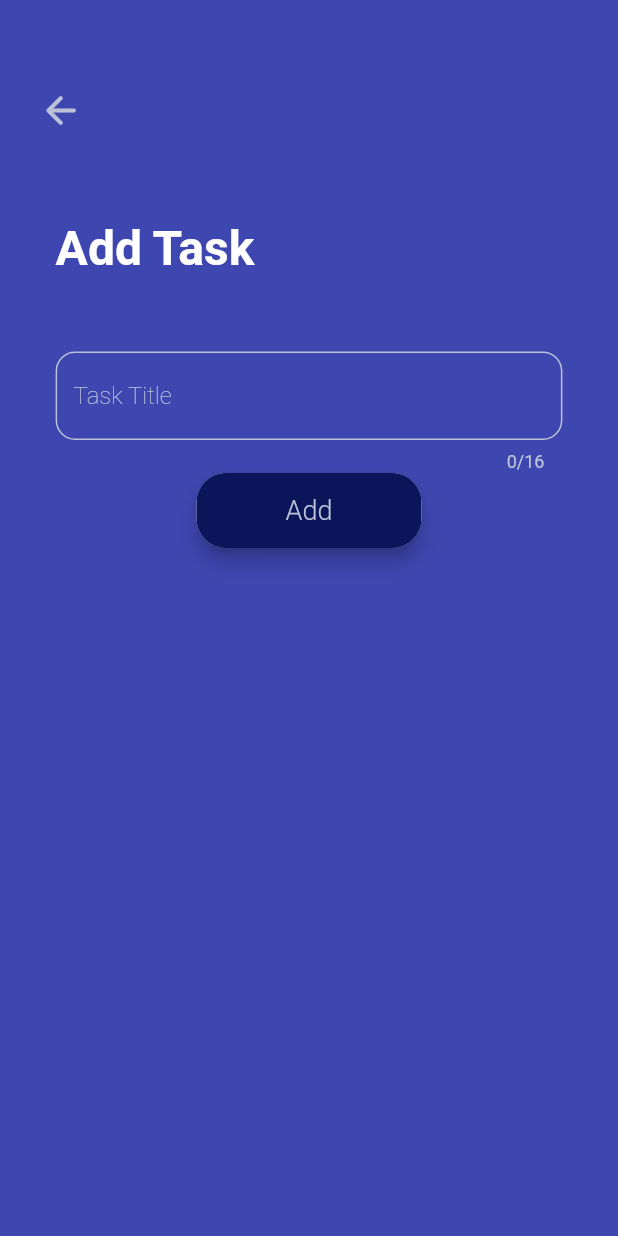
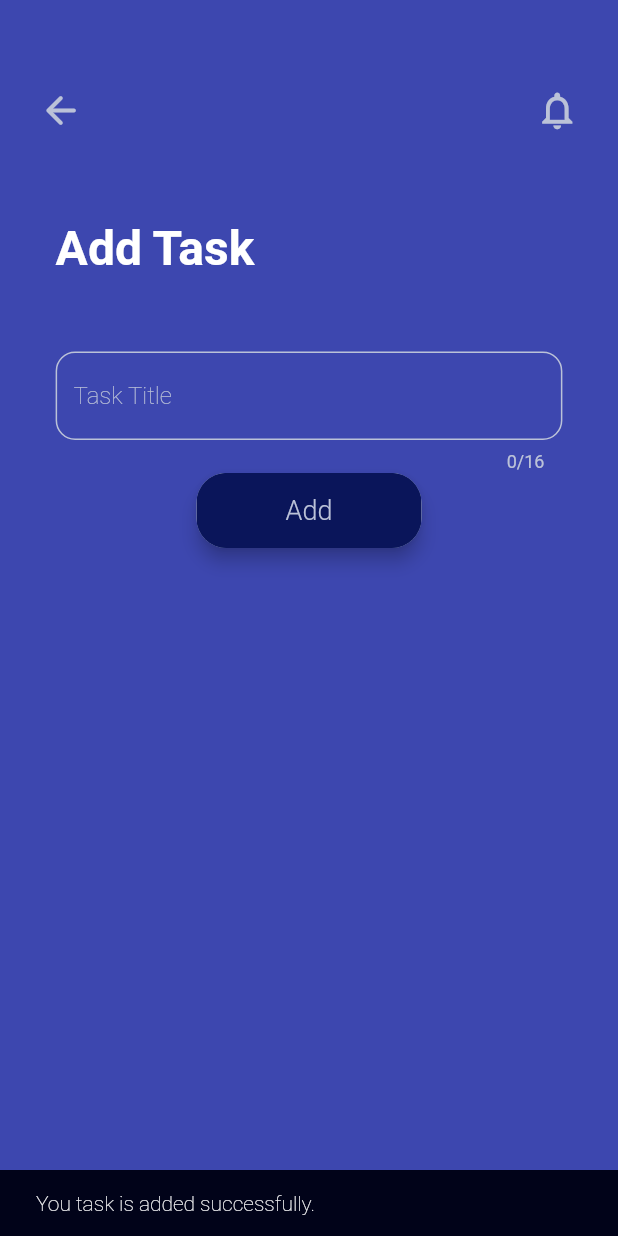
Before and after one commit to I-Scream-4-Icecream/todo_list, a Flutter app: the AddTodo screen opened by its route, after a tap on "Add", on a phone screen of 412 x 824 dp. Run offline on Flutter 3.47's test engine with Material 2 defaults, Android fonts, the phone set to English and light mode, and no system bars; our stand-ins replace flutter_riverpod.

Commit message:
added snackbar and menu button to add.dart

```diff
--- a/lib/pages/add.dart
+++ b/lib/pages/add.dart
@@ -21,13 +21,15 @@ class AddTodo extends StatelessWidget {
             Padding(
               padding: EdgeInsets.only(left: screenWidth*0.04, right: screenWidth*0.04, top: screenHeight*0.06),
               child: Row(
+                mainAxisAlignment: MainAxisAlignment.spaceBetween,
                 children: [
                   IconButton(
                     icon: Icon(Icons.arrow_back_rounded, color: Color(0xFFBBC2D8), size: 30.0),
                     onPressed: () {
                       Navigator.pushReplacementNamed(context, '/');
                     },
-                  )
+                  ),
+                  menuButton()
                 ],
               )
             ),
@@ -76,6 +78,18 @@ class AddTodo extends StatelessWidget {
                       borderRadius: BorderRadius.all(Radius.circular(20.0)),
                       onTap: () {
                         ref.read(todosProvider.notifier).add(textController.text);
+                        textController.clear();
+                        ScaffoldMessenger.of(context).showSnackBar(
+                          SnackBar(
+                            content: Text(
+                              'You task is added successfully.',
+                              style: TextStyle(
+                                fontWeight: FontWeight.w100
+                              )
+                            ),
+                            backgroundColor: Color(0xFF010319),
+                          )
+                        );
                         ref.read(todosProvider.notifier).printList(ref);
                       },
                       child: Ink(
--- a/lib/pages/home.dart
+++ b/lib/pages/home.dart
@@ -4,6 +4,7 @@ import 'package:todo_list/notifiers/states.dart';
 import 'dart:developer';
 
 import 'package:todo_list/shared/category_cell.dart';
+import 'package:todo_list/shared/decoration.dart';
 import 'package:todo_list/shared/task_cell.dart';
 
 class Home extends StatelessWidget {
@@ -100,10 +101,7 @@ class Home extends StatelessWidget {
                       print(_scaffoldKey.currentState.toString());
                     },
                   ),
-                  IconButton(
-                    icon: Icon(Icons.notifications_outlined, color: Color(0xFFBBC2D8), size: 30.0),
-                    onPressed: () {}
-                  )
+                  menuButton()
                 ]
               ),
             ),
@@ -178,4 +176,6 @@ class Home extends StatelessWidget {
       )
     );
   }
+
+
 }
--- a/lib/shared/decoration.dart
+++ b/lib/shared/decoration.dart
@@ -28,3 +28,9 @@ BoxDecoration buttonDecoration() {
     ],
   );
 }
+IconButton menuButton() {
+  return IconButton(
+    icon: Icon(Icons.notifications_outlined, color: Color(0xFFBBC2D8), size: 30.0),
+    onPressed: () {}
+  );
+}
```
